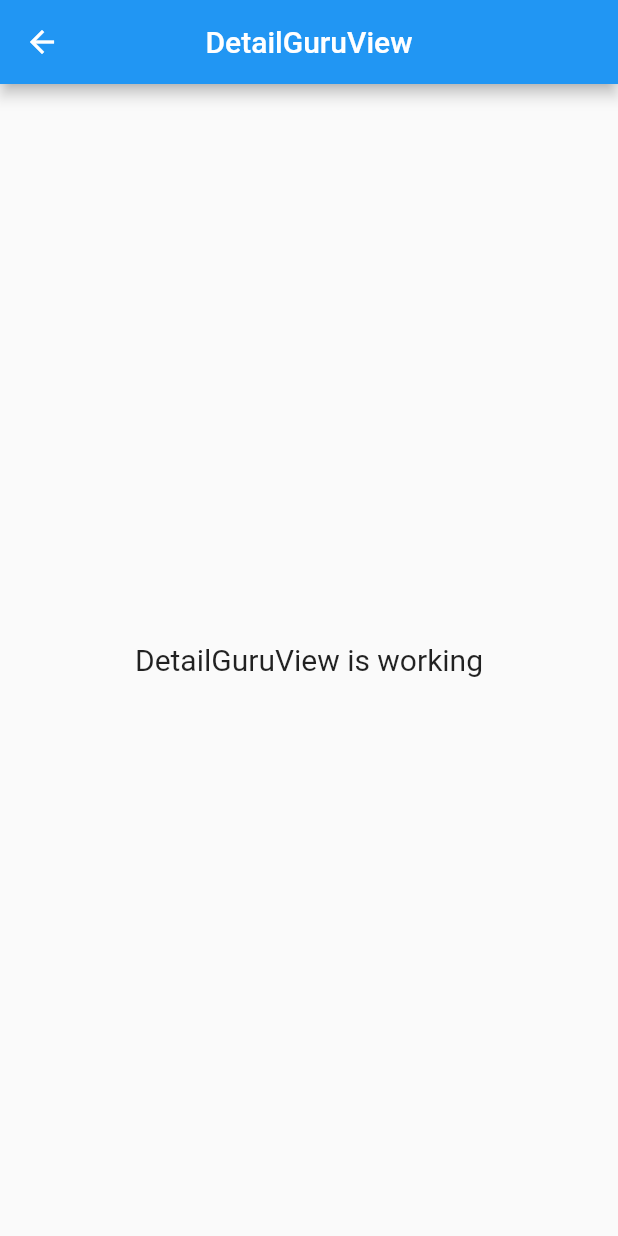
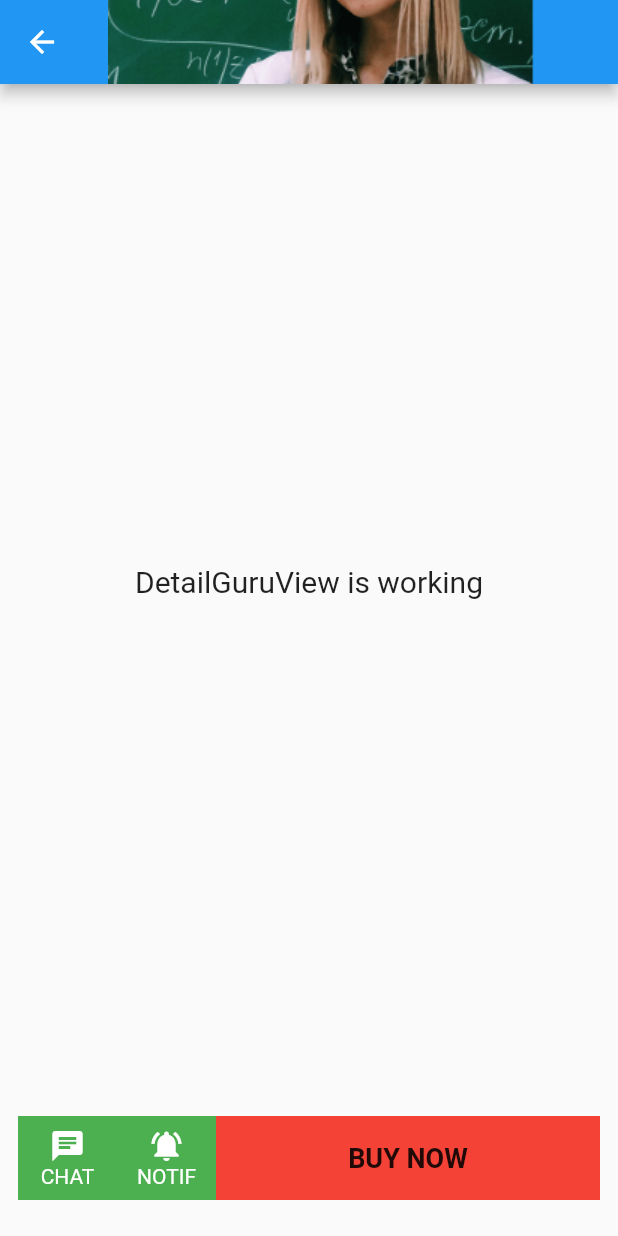
Before and after one commit to fauziahmilda/Aplikasi-GuruPrivate-Online, a Flutter app: the DetailGuruView screen opened by its route, on a phone screen of 412 x 824 dp. Run offline on Flutter 3.47's test engine with Material 2 defaults, Android fonts, the phone set to English and light mode, and no system bars; our stand-ins replace get; missing offline and left inert: dart:ffi.

Commit message:
detailGuru page update1

```diff
--- a/lib/app/modules/detailGuru/views/detail_guru_view.dart
+++ b/lib/app/modules/detailGuru/views/detail_guru_view.dart
@@ -10,8 +10,48 @@ class DetailGuruView extends GetView<DetailGuruController> {
   Widget build(BuildContext context) {
     return Scaffold(
       appBar: AppBar(
-        title: const Text('DetailGuruView'),
-        centerTitle: true,
+        title: Stack(
+          children: [Image.asset("assets/images/t1.png")],
+        ),
+      ),
+      bottomNavigationBar: Container(
+        height: 56,
+        margin: EdgeInsets.symmetric(vertical: 24, horizontal: 12),
+        child: Row(
+          children: <Widget>[
+            Container(
+              width: 66,
+              color: Colors.green,
+              child: Column(
+                mainAxisAlignment: MainAxisAlignment.center,
+                children: <Widget>[
+                  Icon(Icons.chat, color: Colors.white),
+                  Text("CHAT", style: TextStyle(color: Colors.white))
+                ],
+              ),
+            ),
+            Container(
+              width: 66,
+              color: Colors.green,
+              child: Column(
+                mainAxisAlignment: MainAxisAlignment.center,
+                children: <Widget>[
+                  Icon(Icons.notifications_active, color: Colors.white),
+                  Text("NOTIF", style: TextStyle(color: Colors.white))
+                ],
+              ),
+            ),
+            Expanded(
+              child: Container(
+                alignment: Alignment.center,
+                color: Colors.red,
+                child: Text("BUY NOW",
+                    style:
+                        TextStyle(fontWeight: FontWeight.bold, fontSize: 18)),
+              ),
+            ),
+          ],
+        ),
       ),
       body: Center(
         child: Text(
```
